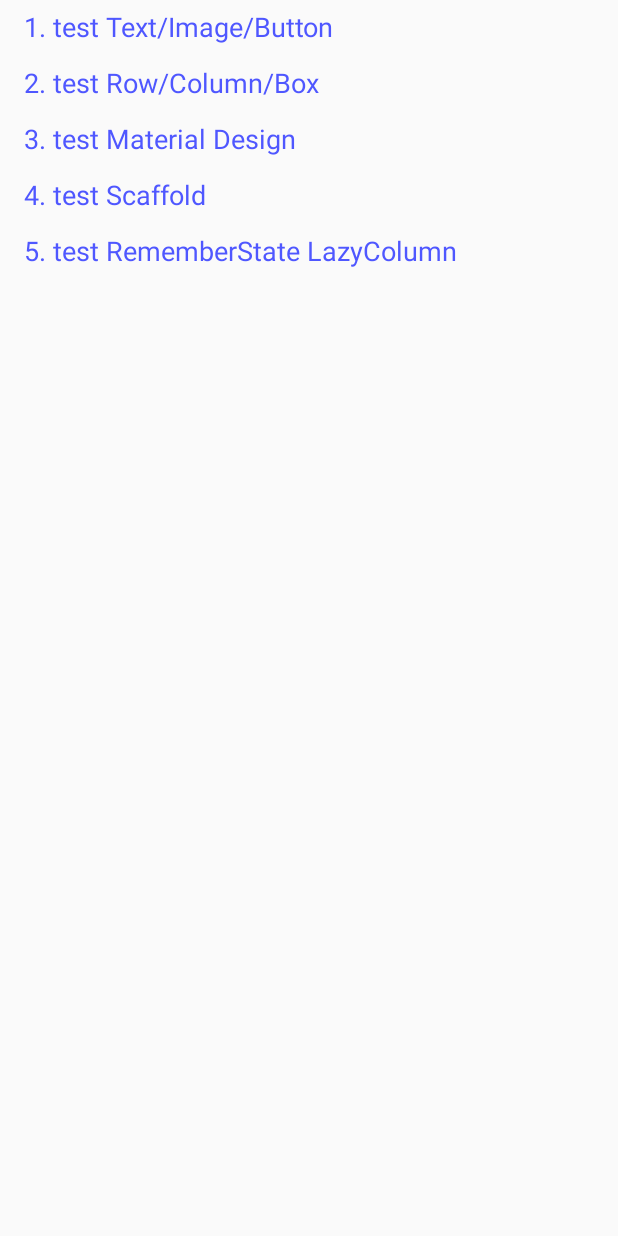
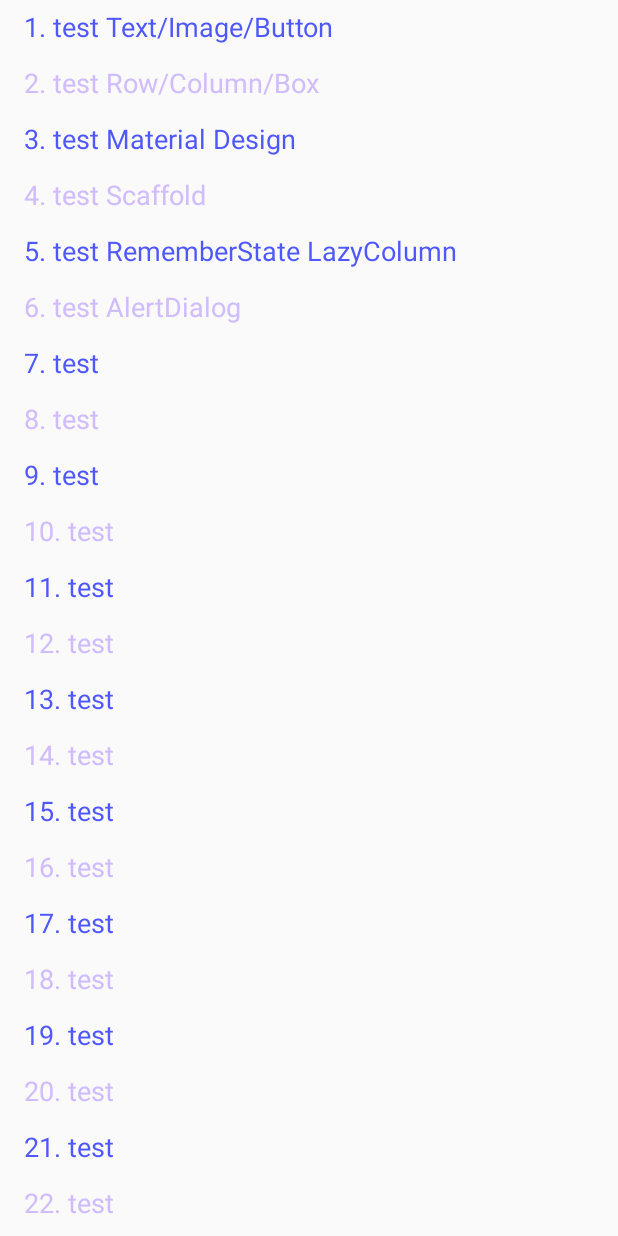
Before and after one commit to aa86799/StoneCompose, an Android app built with Jetpack Compose: the screen it shows after launch (HomeActivity), on a phone screen of 412 x 824 dp. Run offline under Robolectric (Android 15) with nearby library versions, the phone set to English and light mode, and no system bars.

Commit message:
dialog demo

```diff
--- a/app/src/main/AndroidManifest.xml
+++ b/app/src/main/AndroidManifest.xml
@@ -27,6 +27,7 @@
         <activity android:name=".page.foundation.TestMaterialDesignActivity" />
         <activity android:name=".page.foundation.TestScaffoldActivity" />
         <activity android:name=".page.foundation.TestRememberStateLazyColumnActivity" />
+        <activity android:name=".page.foundation.TestDialogActivity" />
         <activity
             android:name=".page.HomeActivity"
             android:exported="true"
--- a/app/src/main/java/com/stone/stonecompose/page/HomeActivity.kt
+++ b/app/src/main/java/com/stone/stonecompose/page/HomeActivity.kt
@@ -9,7 +9,6 @@ import androidx.compose.foundation.layout.fillMaxWidth
 import androidx.compose.foundation.layout.padding
 import androidx.compose.foundation.lazy.LazyColumn
 import androidx.compose.foundation.lazy.itemsIndexed
-import androidx.compose.material.Scaffold
 import androidx.compose.material.Text
 import androidx.compose.runtime.Composable
 import androidx.compose.ui.Modifier
@@ -19,11 +18,13 @@ import androidx.compose.ui.unit.dp
 import androidx.compose.ui.unit.sp
 import com.stone.stonecompose.page.foundation.TestTextImageButtonActivity
 import com.stone.stonecompose.common.openActivity
+import com.stone.stonecompose.page.foundation.TestDialogActivity
 import com.stone.stonecompose.page.foundation.TestMaterialDesignActivity
 import com.stone.stonecompose.page.foundation.TestRememberStateLazyColumnActivity
 import com.stone.stonecompose.page.foundation.TestRowColumnBoxActivity
 import com.stone.stonecompose.page.foundation.TestScaffoldActivity
 import com.stone.stonecompose.ui.theme.C_4F57FF
+import com.stone.stonecompose.ui.theme.Purple80
 
 class HomeActivity : AppCompatActivity() {
 
@@ -34,15 +35,20 @@ class HomeActivity : AppCompatActivity() {
         }
     }
 
+
     @Preview
     @Composable
     private fun showMenu() {
         Column(Modifier.fillMaxWidth(1f)) {
             // 垂直滚动列表
             LazyColumn {
+//                items(100) { // 100 个item
+//                    Text("test")
+//                }
+                // 含有索引(从0开始)
                 itemsIndexed(TITLES) { index, item ->
                     Text(text = "${index + 1}. $item",
-                        color = C_4F57FF,
+                        color = if (index % 2 == 0) C_4F57FF else Purple80,
                         fontSize = 18.sp,
                         modifier = Modifier
                             .padding(16.dp, Dp(8f))
@@ -51,21 +57,20 @@ class HomeActivity : AppCompatActivity() {
                                     "test Text/Image/Button" -> {
                                         openActivity<TestTextImageButtonActivity>()
                                     }
-
                                     "test Row/Column/Box" -> {
                                         openActivity<TestRowColumnBoxActivity>()
                                     }
-
                                     "test Material Design" -> {
                                         openActivity<TestMaterialDesignActivity>()
                                     }
-
                                     "test Scaffold" -> {
                                         openActivity<TestScaffoldActivity>()
                                     }
-
                                     "test RememberState LazyColumn" -> {
                                         openActivity<TestRememberStateLazyColumnActivity>()
+                                    }
+                                    "test AlertDialog" -> {
+                                        openActivity<TestDialogActivity>()
                                     }
                                 }
                             })
@@ -82,6 +87,33 @@ class HomeActivity : AppCompatActivity() {
             "test Material Design",
             "test Scaffold",
             "test RememberState LazyColumn",
+            "test AlertDialog",
+            "test ",
+            "test ",
+            "test ",
+            "test ",
+            "test ",
+            "test ",
+            "test ",
+            "test ",
+            "test ",
+            "test ",
+            "test ",
+            "test ",
+            "test ",
+            "test ",
+            "test ",
+            "test ",
+            "test ",
+            "test ",
+            "test ",
+            "test ",
+            "test ",
+            "test ",
+            "test ",
+            "test ",
+            "test ",
+            "test ",
         )
     }
 }
--- a/app/src/main/java/com/stone/stonecompose/ui/theme/Shape.kt
+++ b/app/src/main/java/com/stone/stonecompose/ui/theme/Shape.kt
@@ -6,6 +6,6 @@ import androidx.compose.ui.unit.dp
 
 val Shapes = Shapes(
     small = RoundedCornerShape(4.dp),
-    medium = RoundedCornerShape(4.dp),
+    medium = RoundedCornerShape(8.dp),
     large = RoundedCornerShape(0.dp)
 )
--- a/build.gradle
+++ b/build.gradle
@@ -1,8 +1,8 @@
 // Top-level build file where you can add configuration options common to all sub-projects/modules.
 // 以前要写 classpath，现在用 plugins
 plugins {
-    id 'com.android.application' version '8.0.0' apply false
-    id 'com.android.library' version '8.0.0' apply false
+    id 'com.android.application' version '8.2.0' apply false
+    id 'com.android.library' version '8.2.0' apply false
     id 'org.jetbrains.kotlin.android' version '1.8.10' apply false
     /*
      不添加 id:compose  则无法进行预览
```
Also changed, not shown: app/build.gradle (+7 -8 lines), app/src/main/java/com/stone/stonecompose/base/DialogDemo.kt (added, +127 -0 lines), app/src/main/java/com/stone/stonecompose/page/foundation/TestDialogActivity.kt (added, +33 -0 lines), settings.gradle (+7 -2 lines), gradle/wrapper/gradle-wrapper.properties.
